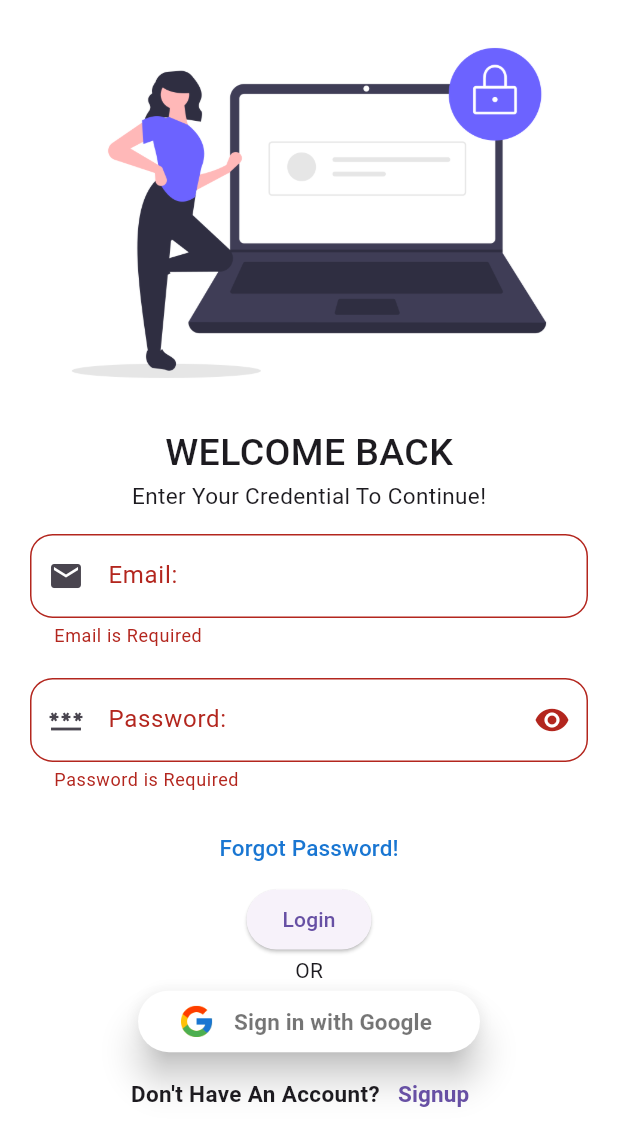
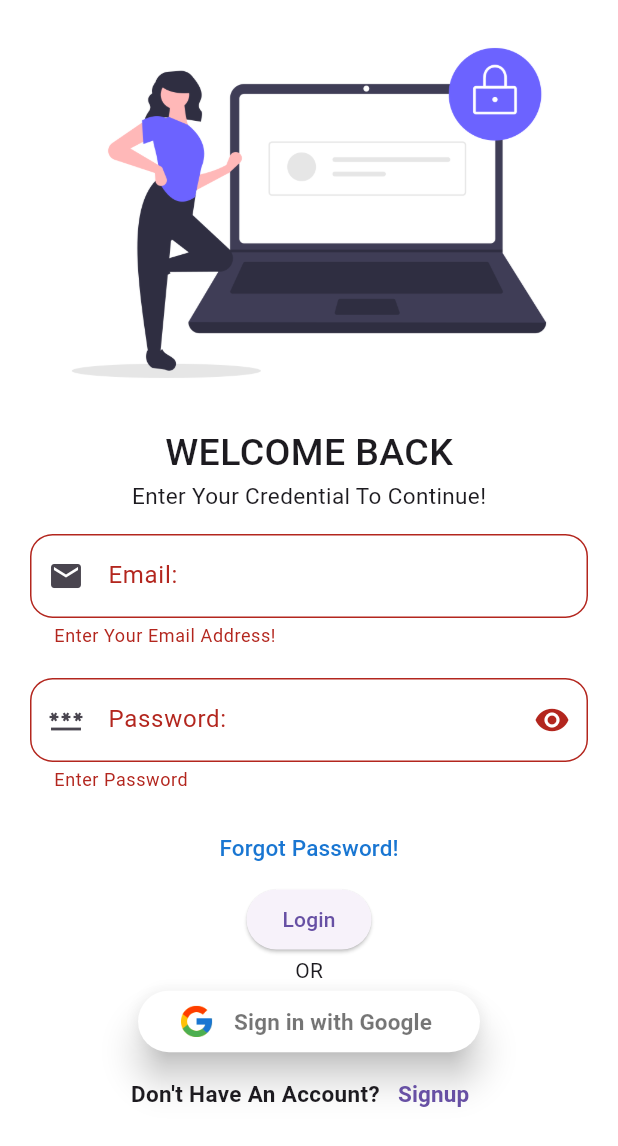
Before and after one commit to Munsif007/firebase_flutter, a Flutter app: the screen it shows after launch, after a tap on "Login", on a phone screen of 412 x 824 dp. Shown: the top 1146 px of the screen. Run offline on Flutter 3.47's test engine with Material 3 defaults, Android fonts, the phone set to English and light mode, and no system bars; our stand-ins replace firebase_core, flutter_signin_button, lottie; missing offline and left inert: dart:ffi; accounts and stored records are empty.

Commit message:
On branch day2 Your branch is up to date with 'origin/day2'.
Changes to be committed:
	modified:   lib/UI/Auth/login_screen.dart
	modified:   lib/main.dart

```diff
--- a/lib/UI/Auth/login_screen.dart
+++ b/lib/UI/Auth/login_screen.dart
@@ -18,6 +18,7 @@ class _LoginScreenState extends State<LoginScreen> {
   final formkey = GlobalKey<FormState>();
   bool iscircle = false;
   TextEditingController email = TextEditingController();
+  TextEditingController password = TextEditingController();
 
   validate(BuildContext context) async {
     if (formkey.currentState!.validate()) {
@@ -34,6 +35,7 @@ class _LoginScreenState extends State<LoginScreen> {
       setState(() {
         iscircle = false;
         email.text = "";
+        password.text = "";
       });
     }
   }
@@ -95,11 +97,14 @@ class _LoginScreenState extends State<LoginScreen> {
                                   borderSide: BorderSide(color: Colors.purple),
                                   borderRadius: BorderRadius.circular(15))),
                           validator: (value) {
-                            if (value!.isEmpty) {
-                              return "Email is Required";
-                            } else {
+                            if (value!.isEmpty)
+                              return "Enter Your Email Address!";
+                            else if (!RegExp(
+                                    r'^[\w-]+(\.[\w-]+)*@[\w-]+(\.[\w-]+)+$')
+                                .hasMatch(value)) {
+                              return 'Please enter a valid email address';
+                            } else
                               return null;
-                            }
                           },
                         ),
                       ),
@@ -107,6 +112,7 @@ class _LoginScreenState extends State<LoginScreen> {
                         padding: const EdgeInsets.symmetric(
                             horizontal: 20, vertical: 5),
                         child: TextFormField(
+                          controller: password,
                           obscureText: passwordVisible,
                           autovalidateMode: AutovalidateMode.onUserInteraction,
                           keyboardType: TextInputType.emailAddress,
@@ -136,8 +142,22 @@ class _LoginScreenState extends State<LoginScreen> {
                                   borderSide: BorderSide(color: Colors.purple),
                                   borderRadius: BorderRadius.circular(15))),
                           validator: (value) {
-                            if (value!.isEmpty) {
-                              return "Password is Required";
+                            if (value!.isEmpty) return "Enter Password";
+                            if (value.length < 5) {
+                              return "Must be greater than 5 ";
+                            }
+                            if (!RegExp(".*[0-9].*").hasMatch(value ?? '')) {
+                              return 'Input should contain a numeric value 1-9. ';
+                            }
+                            if (!RegExp('.*[a-z].*').hasMatch(value ?? '')) {
+                              return 'Input should contain a lowercase letter a-z. ';
+                            }
+                            if (!RegExp('.*[A-Z].*').hasMatch(value ?? '')) {
+                              return 'Input should contain an uppercase letter A-Z. ';
+                            }
+                            if (!value
+                                .contains(RegExp(r'[!@#%^&*(),.?":{}|<>]'))) {
+                              return " Special character is missing.";
                             } else {
                               return null;
                             }
@@ -158,7 +178,7 @@ class _LoginScreenState extends State<LoginScreen> {
                               color: Colors.blue.shade700, fontSize: 15),
                         )),
                     iscircle
-                        ? Center(child: CircularProgressIndicator())
+                        ? CircularProgressIndicator()
                         : ElevatedButton(
                             onPressed: () {
                               validate(context);
--- a/lib/main.dart
+++ b/lib/main.dart
@@ -1,4 +1,5 @@
 import 'package:firebase_core/firebase_core.dart';
+import 'package:firebase_flutter/Pages/HomePage.dart';
 import 'package:firebase_flutter/UI/Auth/login_screen.dart';
 import 'package:firebase_flutter/UI/splash_screen.dart';
 import 'package:firebase_flutter/firebase_options.dart';
```
